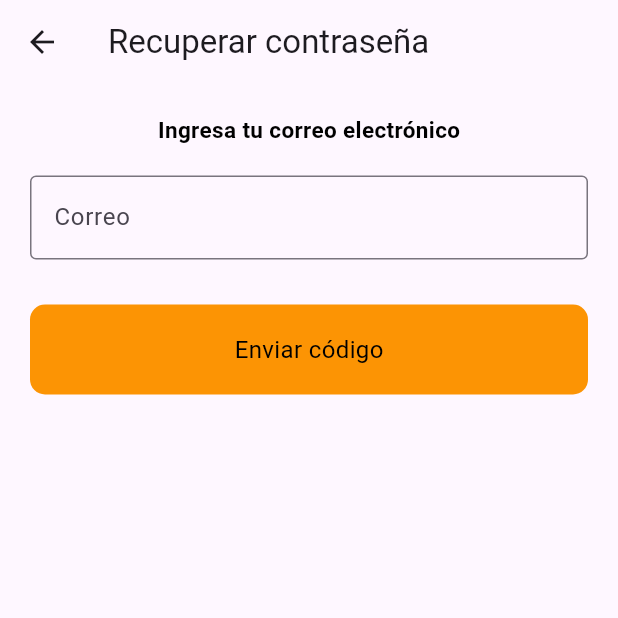
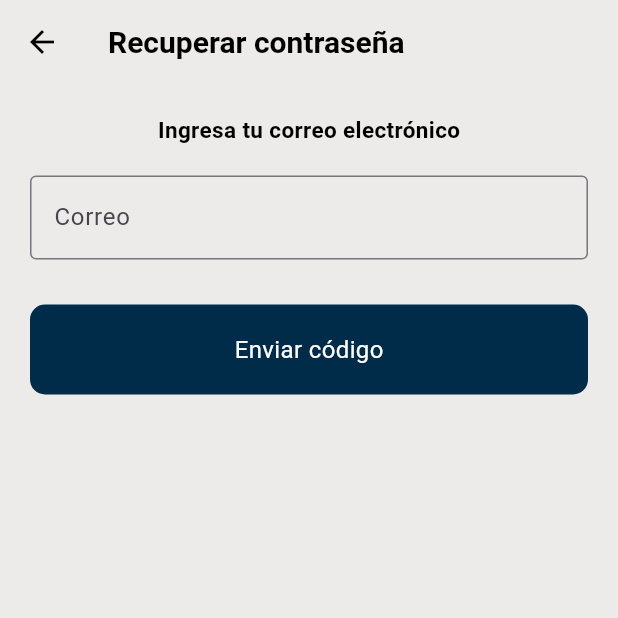
Before and after one commit to WesitosFsa/Cochasqui-APP, a Flutter app: the ForgotPasswordScreen screen opened directly, on a phone screen of 412 x 824 dp, the top half of it. Run offline on Flutter 3.47's test engine with Material 3 defaults, Android fonts, the phone set to English and light mode, and no system bars; our stand-ins replace flutter_map, geolocator, latlong2, supabase_flutter; missing offline and left inert: ar_flutter_plugin_updated, flutter_map_mbtiles, mbtiles; accounts and stored records are empty.

Commit message:
refactor(app): Actualizacion de flutter en el proyecto y mejora de estilos

```diff
--- a/lib/features/auth/screens/resetpassword_screen.dart
+++ b/lib/features/auth/screens/resetpassword_screen.dart
@@ -51,7 +51,13 @@ class _ForgotPasswordScreenState extends State<ForgotPasswordScreen> {
   @override
   Widget build(BuildContext context) {
     return Scaffold(
-      appBar: AppBar(title: Text("Recuperar contraseña")),
+      backgroundColor: Color(0xFFECEBE9),
+      appBar: AppBar(
+        backgroundColor: const Color(0xFFECEBE9), // Mismo color que el fondo
+        elevation: 0, // Sin sombra para que se vea plano
+        title: text_bold(text: "Recuperar contraseña", size: 20), // Título con tu estilo personalizado
+        iconTheme: const IconThemeData(color: Colors.black), // Cambia el color del ícono de retroceso si es necesario
+      ),
       body: Padding(
         padding: const EdgeInsets.all(20),
         child: Column(
--- a/lib/shared/widgets/buttonR.dart
+++ b/lib/shared/widgets/buttonR.dart
@@ -1,6 +1,7 @@
 // ignore: duplicate_ignore
 // ignore: file_names
 // ignore_for_file: file_names
+import 'package:cochasqui_park/shared/themes/colors.dart';
 import 'package:flutter/material.dart';
 
 // ignore: must_be_immutable
@@ -30,7 +31,7 @@ class ButtonR extends StatelessWidget {
         height: 60,
         decoration: BoxDecoration(
           borderRadius: BorderRadius.circular(10),
-          color: const Color(0xFFFC9404),
+          color: AppColors.azulOscuro,
         ),
         child: Row(
           mainAxisAlignment: MainAxisAlignment.center,
@@ -41,7 +42,7 @@ class ButtonR extends StatelessWidget {
               Text(
                 text!,
                 style: const TextStyle(
-                  color: Color.fromARGB(255, 0, 0, 0),
+                  color: AppColors.blanco,
                   fontSize: 16,
                 ),
               ),
--- a/lib/shared/widgets/text_camp.dart
+++ b/lib/shared/widgets/text_camp.dart
@@ -1,3 +1,4 @@
+import 'package:cochasqui_park/shared/themes/colors.dart';
 import 'package:flutter/material.dart';
 
 class TextCamp extends StatefulWidget {
@@ -57,8 +58,17 @@ class _TextCampState extends State<TextCamp> {
       decoration: InputDecoration(
         labelText: widget.label,
         border: const OutlineInputBorder(),
+
+        focusedBorder: OutlineInputBorder( // Cambia el color al enfocar
+        borderSide: BorderSide(color: AppColors.azulMedio), // Cambia a tu color desead
+
+        ),
+
+
+
         errorText: widget.errorText,
         suffixIcon: widget.passwordView
+
             ? IconButton(
                 icon: Icon(
                   _obscure ? Icons.visibility_off : Icons.visibility,
```
Also changed, not shown: lib/features/auth/screens/register_screen.dart (+7 -0 lines), lib/features/auth/screens/verifypassword_screen.dart (+8 -1 lines), assets/images/slider1.png, pubspec.lock, 2 other files.
